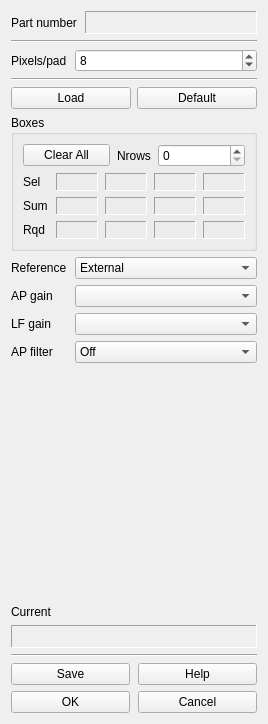
Before: the Qt Designer form Forms/ShankEditTab.ui in billkarsh/SpikeGLX, drawn with Qt 5.
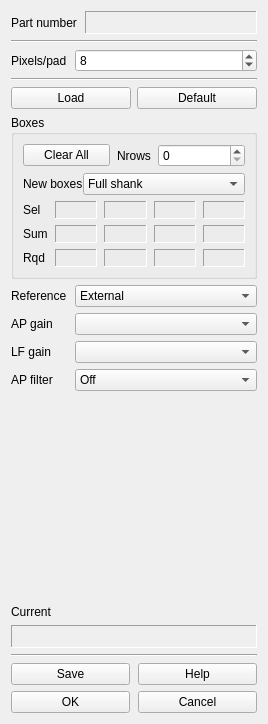
After: the same form once the commit is applied.

Commit message: Add half-boxes to imro editor

```diff
--- a/Forms/ShankEditTab.ui
+++ b/Forms/ShankEditTab.ui
@@ -236,139 +236,28 @@
       <property name="horizontalSpacing">
        <number>7</number>
       </property>
-      <item row="1" column="3">
-       <widget class="QLabel" name="sel2">
-        <property name="minimumSize">
-         <size>
-          <width>42</width>
-          <height>18</height>
-         </size>
-        </property>
-        <property name="frameShape">
-         <enum>QFrame::Panel</enum>
-        </property>
-        <property name="frameShadow">
-         <enum>QFrame::Sunken</enum>
-        </property>
-        <property name="lineWidth">
-         <number>1</number>
-        </property>
-        <property name="text">
-         <string/>
-        </property>
-       </widget>
-      </item>
-      <item row="2" column="0">
+      <item row="3" column="0">
        <widget class="QLabel" name="label_8">
         <property name="text">
          <string>Sum</string>
         </property>
        </widget>
       </item>
-      <item row="1" column="1">
-       <widget class="QLabel" name="sel0">
-        <property name="minimumSize">
-         <size>
-          <width>42</width>
-          <height>18</height>
-         </size>
-        </property>
-        <property name="frameShape">
-         <enum>QFrame::Panel</enum>
-        </property>
-        <property name="frameShadow">
-         <enum>QFrame::Sunken</enum>
-        </property>
-        <property name="lineWidth">
-         <number>1</number>
-        </property>
-        <property name="text">
-         <string/>
-        </property>
-       </widget>
-      </item>
-      <item row="1" column="0">
+      <item row="2" column="0">
        <widget class="QLabel" name="label_7">
         <property name="text">
          <string>Sel</string>
         </property>
        </widget>
       </item>
-      <item row="3" column="0">
-       <widget class="QLabel" name="label_9">
-        <property name="text">
-         <string>Rqd</string>
-        </property>
-       </widget>
-      </item>
-      <item row="1" column="2">
-       <widget class="QLabel" name="sel1">
-        <property name="minimumSize">
-         <size>
-          <width>42</width>
-          <height>18</height>
-         </size>
-        </property>
-        <property name="frameShape">
-         <enum>QFrame::Panel</enum>
-        </property>
-        <property name="frameShadow">
-         <enum>QFrame::Sunken</enum>
-        </property>
-        <property name="lineWidth">
-         <number>1</number>
-        </property>
-        <property name="text">
-         <string/>
-        </property>
-       </widget>
-      </item>
-      <item row="1" column="4">
-       <widget class="QLabel" name="sel3">
-        <property name="minimumSize">
-         <size>
-          <width>42</width>
-          <height>18</height>
-         </size>
-        </property>
-        <property name="frameShape">
-         <enum>QFrame::Panel</enum>
-        </property>
-        <property name="frameShadow">
-         <enum>QFrame::Sunken</enum>
-        </property>
-        <property name="lineWidth">
-         <number>1</number>
-        </property>
-        <property name="text">
-         <string/>
-        </property>
-       </widget>
-      </item>
-      <item row="2" column="1">
-       <widget class="QLabel" name="sum0">
-        <property name="minimumSize">
-         <size>
-          <width>42</width>
-          <height>18</height>
-         </size>
-        </property>
-        <property name="frameShape">
-         <enum>QFrame::Panel</enum>
-        </property>
-        <property name="frameShadow">
-         <enum>QFrame::Sunken</enum>
-        </property>
-        <property name="lineWidth">
-         <number>1</number>
-        </property>
-        <property name="text">
-         <string/>
-        </property>
-       </widget>
-      </item>
-      <item row="2" column="2">
+      <item row="3" column="2">
        <widget class="QLabel" name="sum1">
+        <property name="sizePolicy">
+         <sizepolicy hsizetype="MinimumExpanding" vsizetype="Preferred">
+          <horstretch>0</horstretch>
+          <verstretch>0</verstretch>
+         </sizepolicy>
+        </property>
         <property name="minimumSize">
          <size>
           <width>42</width>
@@ -389,8 +278,14 @@
         </property>
        </widget>
       </item>
-      <item row="2" column="3">
+      <item row="3" column="3">
        <widget class="QLabel" name="sum2">
+        <property name="sizePolicy">
+         <sizepolicy hsizetype="MinimumExpanding" vsizetype="Preferred">
+          <horstretch>0</horstretch>
+          <verstretch>0</verstretch>
+         </sizepolicy>
+        </property>
         <property name="minimumSize">
          <size>
           <width>42</width>
@@ -411,30 +306,21 @@
         </property>
        </widget>
       </item>
-      <item row="2" column="4">
-       <widget class="QLabel" name="sum3">
-        <property name="minimumSize">
-         <size>
-          <width>42</width>
-          <height>18</height>
-         </size>
-        </property>
-        <property name="frameShape">
-         <enum>QFrame::Panel</enum>
-        </property>
-        <property name="frameShadow">
-         <enum>QFrame::Sunken</enum>
-        </property>
-        <property name="lineWidth">
-         <number>1</number>
-        </property>
+      <item row="4" column="0">
+       <widget class="QLabel" name="label_9">
         <property name="text">
-         <string/>
+         <string>Rqd</string>
         </property>
        </widget>
       </item>
       <item row="3" column="1">
-       <widget class="QLabel" name="rqd0">
+       <widget class="QLabel" name="sum0">
+        <property name="sizePolicy">
+         <sizepolicy hsizetype="MinimumExpanding" vsizetype="Preferred">
+          <horstretch>0</horstretch>
+          <verstretch>0</verstretch>
+         </sizepolicy>
+        </property>
         <property name="minimumSize">
          <size>
           <width>42</width>
@@ -455,30 +341,14 @@
         </property>
        </widget>
       </item>
-      <item row="3" column="2">
+      <item row="4" column="2">
        <widget class="QLabel" name="rqd1">
-        <property name="minimumSize">
-         <size>
-          <width>42</width>
-          <height>18</height>
-         </size>
+        <property name="sizePolicy">
+         <sizepolicy hsizetype="MinimumExpanding" vsizetype="Preferred">
+          <horstretch>0</horstretch>
+          <verstretch>0</verstretch>
+         </sizepolicy>
         </property>
-        <property name="frameShape">
-         <enum>QFrame::Panel</enum>
-        </property>
-        <property name="frameShadow">
-         <enum>QFrame::Sunken</enum>
-        </property>
-        <property name="lineWidth">
-         <number>1</number>
-        </property>
-        <property name="text">
-         <string/>
-        </property>
-       </widget>
-      </item>
-      <item row="3" column="3">
-       <widget class="QLabel" name="rqd2">
         <property name="minimumSize">
          <size>
           <width>42</width>
@@ -500,7 +370,209 @@
        </widget>
       </item>
       <item row="3" column="4">
+       <widget class="QLabel" name="sum3">
+        <property name="sizePolicy">
+         <sizepolicy hsizetype="MinimumExpanding" vsizetype="Preferred">
+          <horstretch>0</horstretch>
+          <verstretch>0</verstretch>
+         </sizepolicy>
+        </property>
+        <property name="minimumSize">
+         <size>
+          <width>42</width>
+          <height>18</height>
+         </size>
+        </property>
+        <property name="frameShape">
+         <enum>QFrame::Panel</enum>
+        </property>
+        <property name="frameShadow">
+         <enum>QFrame::Sunken</enum>
+        </property>
+        <property name="lineWidth">
+         <number>1</number>
+        </property>
+        <property name="text">
+         <string/>
+        </property>
+       </widget>
+      </item>
+      <item row="2" column="4">
+       <widget class="QLabel" name="sel3">
+        <property name="sizePolicy">
+         <sizepolicy hsizetype="MinimumExpanding" vsizetype="Preferred">
+          <horstretch>0</horstretch>
+          <verstretch>0</verstretch>
+         </sizepolicy>
+        </property>
+        <property name="minimumSize">
+         <size>
+          <width>42</width>
+          <height>18</height>
+         </size>
+        </property>
+        <property name="frameShape">
+         <enum>QFrame::Panel</enum>
+        </property>
+        <property name="frameShadow">
+         <enum>QFrame::Sunken</enum>
+        </property>
+        <property name="lineWidth">
+         <number>1</number>
+        </property>
+        <property name="text">
+         <string/>
+        </property>
+       </widget>
+      </item>
+      <item row="4" column="4">
        <widget class="QLabel" name="rqd3">
+        <property name="sizePolicy">
+         <sizepolicy hsizetype="MinimumExpanding" vsizetype="Preferred">
+          <horstretch>0</horstretch>
+          <verstretch>0</verstretch>
+         </sizepolicy>
+        </property>
+        <property name="minimumSize">
+         <size>
+          <width>42</width>
+          <height>18</height>
+         </size>
+        </property>
+        <property name="frameShape">
+         <enum>QFrame::Panel</enum>
+        </property>
+        <property name="frameShadow">
+         <enum>QFrame::Sunken</enum>
+        </property>
+        <property name="lineWidth">
+         <number>1</number>
+        </property>
+        <property name="text">
+         <string/>
+        </property>
+       </widget>
+      </item>
+      <item row="2" column="3">
+       <widget class="QLabel" name="sel2">
+        <property name="sizePolicy">
+         <sizepolicy hsizetype="MinimumExpanding" vsizetype="Preferred">
+          <horstretch>0</horstretch>
+          <verstretch>0</verstretch>
+         </sizepolicy>
+        </property>
+        <property name="minimumSize">
+         <size>
+          <width>42</width>
+          <height>18</height>
+         </size>
+        </property>
+        <property name="frameShape">
+         <enum>QFrame::Panel</enum>
+        </property>
+        <property name="frameShadow">
+         <enum>QFrame::Sunken</enum>
+        </property>
+        <property name="lineWidth">
+         <number>1</number>
+        </property>
+        <property name="text">
+         <string/>
+        </property>
+       </widget>
+      </item>
+      <item row="4" column="1">
+       <widget class="QLabel" name="rqd0">
+        <property name="sizePolicy">
+         <sizepolicy hsizetype="MinimumExpanding" vsizetype="Preferred">
+          <horstretch>0</horstretch>
+          <verstretch>0</verstretch>
+         </sizepolicy>
+        </property>
+        <property name="minimumSize">
+         <size>
+          <width>42</width>
+          <height>18</height>
+         </size>
+        </property>
+        <property name="frameShape">
+         <enum>QFrame::Panel</enum>
+        </property>
+        <property name="frameShadow">
+         <enum>QFrame::Sunken</enum>
+        </property>
+        <property name="lineWidth">
+         <number>1</number>
+        </property>
+        <property name="text">
+         <string/>
+        </property>
+       </widget>
+      </item>
+      <item row="2" column="1">
+       <widget class="QLabel" name="sel0">
+        <property name="sizePolicy">
+         <sizepolicy hsizetype="MinimumExpanding" vsizetype="Preferred">
+          <horstretch>0</horstretch>
+          <verstretch>0</verstretch>
+         </sizepolicy>
+        </property>
+        <property name="minimumSize">
+         <size>
+          <width>42</width>
+          <height>18</height>
+         </size>
+        </property>
+        <property name="frameShape">
+         <enum>QFrame::Panel</enum>
+        </property>
+        <property name="frameShadow">
+         <enum>QFrame::Sunken</enum>
+        </property>
+        <property name="lineWidth">
+         <number>1</number>
+        </property>
+        <property name="text">
+         <string/>
+        </property>
+       </widget>
+      </item>
+      <item row="2" column="2">
+       <widget class="QLabel" name="sel1">
+        <property name="sizePolicy">
+         <sizepolicy hsizetype="MinimumExpanding" vsizetype="Preferred">
+          <horstretch>0</horstretch>
+          <verstretch>0</verstretch>
+         </sizepolicy>
+        </property>
+        <property name="minimumSize">
+         <size>
+          <width>42</width>
+          <height>18</height>
+         </size>
+        </property>
+        <property name="frameShape">
+         <enum>QFrame::Panel</enum>
+        </property>
+        <property name="frameShadow">
+         <enum>QFrame::Sunken</enum>
+        </property>
+        <property name="lineWidth">
+         <number>1</number>
+        </property>
+        <property name="text">
+         <string/>
+        </property>
+       </widget>
+      </item>
+      <item row="4" column="3">
+       <widget class="QLabel" name="rqd2">
+        <property name="sizePolicy">
+         <sizepolicy hsizetype="MinimumExpanding" vsizetype="Preferred">
+          <horstretch>0</horstretch>
+          <verstretch>0</verstretch>
+         </sizepolicy>
+        </property>
         <property name="minimumSize">
          <size>
           <width>42</width>
@@ -561,6 +633,37 @@
         </item>
        </layout>
       </item>
+      <item row="1" column="0" colspan="5">
+       <layout class="QHBoxLayout" name="horizontalLayout_5">
+        <item>
+         <widget class="QLabel" name="label_10">
+          <property name="text">
+           <string>New boxes</string>
+          </property>
+         </widget>
+        </item>
+        <item>
+         <widget class="QComboBox" name="widthCB">
+          <property name="sizePolicy">
+           <sizepolicy hsizetype="MinimumExpanding" vsizetype="Fixed">
+            <horstretch>0</horstretch>
+            <verstretch>0</verstretch>
+           </sizepolicy>
+          </property>
+          <item>
+           <property name="text">
+            <string>Full shank</string>
+           </property>
+          </item>
+          <item>
+           <property name="text">
+            <string>Half shank</string>
+           </property>
+          </item>
+         </widget>
+        </item>
+       </layout>
+      </item>
      </layout>
     </widget>
    </item>
```
Left out of the diff: 1 changed line with no effect on the pictures. The commit also changes 14 other files.
